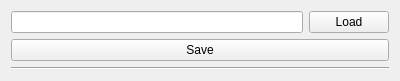
First picture: the form in noether_gui/ui/configurable_tpp_pipeline_widget.ui, repository ros-industrial/noether, before the edit.
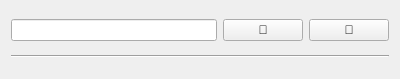
Second picture: the form after the edit.

Commit message: Improved noether layout

Patch:
```diff
--- a/noether_gui/ui/configurable_tpp_pipeline_widget.ui
+++ b/noether_gui/ui/configurable_tpp_pipeline_widget.ui
@@ -22,18 +22,24 @@
      <item>
       <widget class="QPushButton" name="push_button_load">
        <property name="text">
-        <string>Load</string>
+        <string>📂</string>
+       </property>
+       <property name="toolTip">
+        <string>Load Pipeline Settings</string>
        </property>
       </widget>
-     </item>
-    </layout>
    </item>
    <item>
     <widget class="QPushButton" name="push_button_save">
      <property name="text">
-      <string>Save</string>
-     </property>
-    </widget>
+        <string>💾</string>
+       </property>
+       <property name="toolTip">
+        <string>Save Pipeline Settings</string>
+       </property>
+      </widget>
+     </item>
+    </layout>
    </item>
    <item>
     <widget class="Line" name="line">
```
Lines whose indentation alone changed are shown as unchanged. The commit also changes 2 other files.
